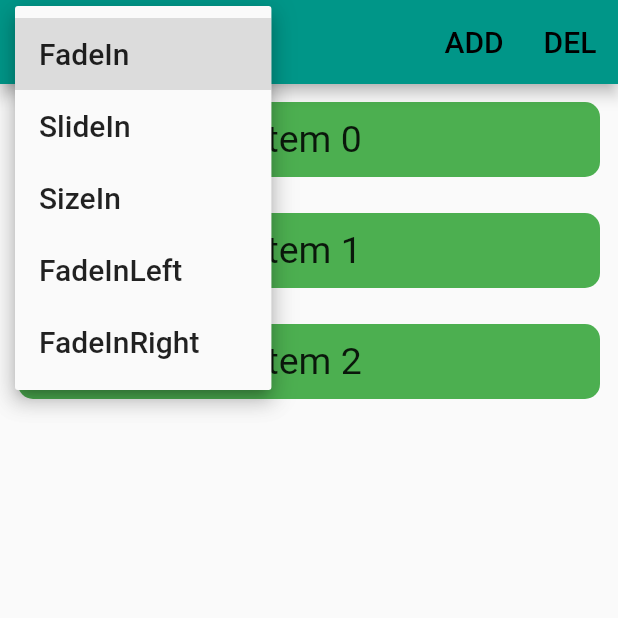
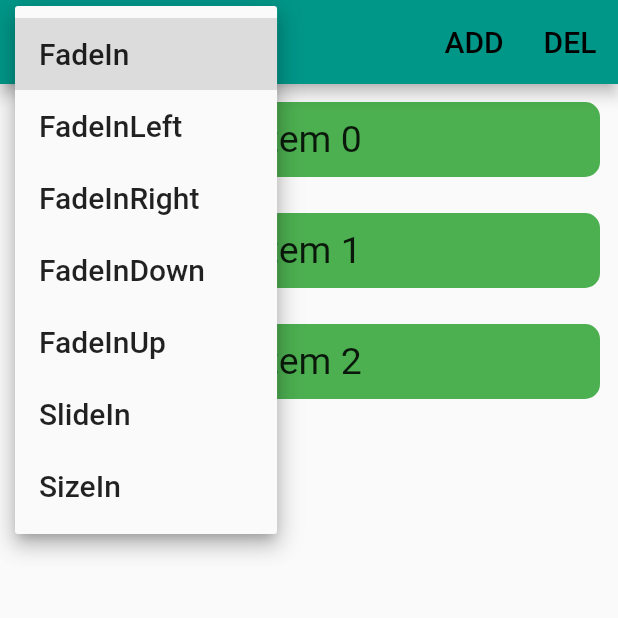
Before and after one commit to canopas/animated_reorderable_list, a Flutter app: the screen it shows after launch, after a tap on "FadeIn", on a phone screen of 412 x 824 dp, the top half of it. Run offline on Flutter 3.47's test engine with Material 2 defaults, Android fonts, the phone set to English and light mode, and no system bars; missing offline and left inert: diffutil_dart.

Commit message:
Add fadeInUp and fadeInDown animation

```diff
--- a/lib/animation/animation.dart
+++ b/lib/animation/animation.dart
@@ -1,5 +1,7 @@
 export 'fade_in.dart';
+export 'fadein_left.dart';
+export 'fadein_right.dart';
+export 'fade_in_down.dart';
+export 'fade_in_up.dart';
 export 'size_in.dart';
 export 'slide_in.dart';
-export 'fadein_left.dart';
-export 'fadein_right.dart';
--- a/lib/provider/animation_provider.dart
+++ b/lib/provider/animation_provider.dart
@@ -1,4 +1,5 @@
 import 'package:flutter/cupertino.dart';
+import 'package:motion_list/animation/animation.dart';
 import 'package:motion_list/animation/fade_in.dart';
 import 'package:motion_list/animation/fadein_left.dart';
 import 'package:motion_list/animation/fadein_right.dart';
@@ -13,6 +14,14 @@ class AnimationProvider {
     switch (animationType) {
       case (AnimationType.fadeIn):
         return FadeInAnimation(animation: animation, child: child);
+      case (AnimationType.fadeInLeft):
+        return FadeInLeft(animation: animation,child: child,);
+      case (AnimationType.fadeInRight):
+        return FadeInRight(animation: animation,child: child,);
+      case(AnimationType.fadeInDown):
+        return FadeInDown(animation: animation, child: child);
+      case(AnimationType.fadeInUp):
+        return FadeInUp(animation: animation, child: child);
       case (AnimationType.slideIn):
         return SlideInAnimation(
           animation: animation,
@@ -20,10 +29,7 @@ class AnimationProvider {
         );
       case (AnimationType.sizeIn):
         return SizeInAnimation(animation: animation, child: child);
-      case (AnimationType.fadeInLeft):
-        return FadeInLeft(animation: animation,child: child,);
-      case (AnimationType.fadeInRight):
-        return FadeInRight(animation: animation,child: child,);
+
     }
   }
 }
--- a/lib/provider/animation_type.dart
+++ b/lib/provider/animation_type.dart
@@ -1,7 +1,9 @@
 enum AnimationType{
   fadeIn,
+  fadeInLeft,
+  fadeInRight,
+  fadeInDown,
+  fadeInUp,
   slideIn,
-  sizeIn,
-  fadeInLeft,
-  fadeInRight
+  sizeIn
 }
```
Also changed, not shown: lib/animation/fade_in_down.dart (added, +16 -0 lines), lib/animation/fade_in_up.dart (added, +16 -0 lines), lib/extra/fade_in_left_with_size.dart (renamed from lib/animation/fade_in_size.dart).
